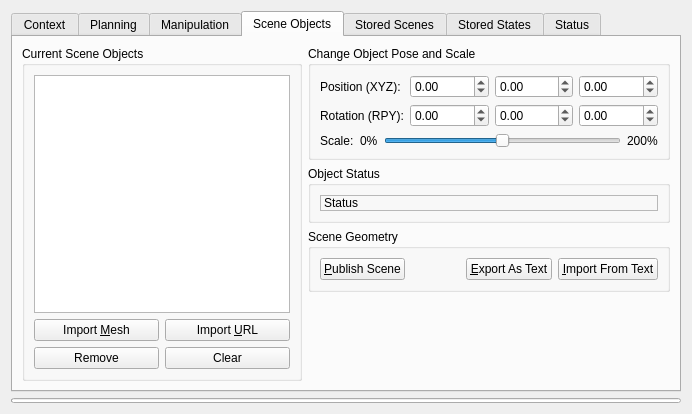
This is moveit_ros/visualization/motion_planning_rviz_plugin/src/ui/motion_planning_rviz_plugin_frame.ui in moveit/moveit as Qt 5 draws it before an edit. The edited form follows.
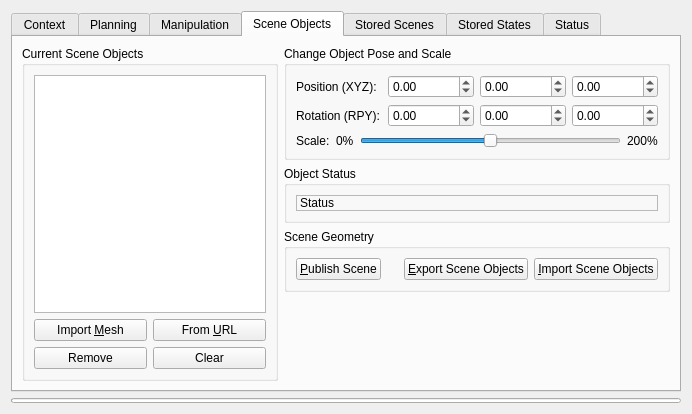
This is the edited form. The open tabs and pages were chosen to show the change. Custom widgets are drawn as their Qt base class.

Commit message:
Alternative button naming
clang-format

The edit to the form file:
```diff
--- a/moveit_ros/visualization/motion_planning_rviz_plugin/src/ui/motion_planning_rviz_plugin_frame.ui
+++ b/moveit_ros/visualization/motion_planning_rviz_plugin/src/ui/motion_planning_rviz_plugin_frame.ui
@@ -1171,14 +1171,20 @@
           <item>
            <widget class="QPushButton" name="export_scene_text_button">
             <property name="text">
-             <string>&amp;Export As Text</string>
+             <string>&amp;Export Scene Objects</string>
+            </property>
+            <property name="toolTip">
+             <string>Export scene geometry to a .scene file (only geometry information is preserved)</string>
             </property>
            </widget>
           </item>
           <item>
            <widget class="QPushButton" name="import_scene_text_button">
             <property name="text">
-             <string>&amp;Import From Text</string>
+             <string>&amp;Import Scene Objects</string>
+            </property>
+            <property name="toolTip">
+             <string>Import scene geometry from a .scene file (only geometry information is preserved)</string>
             </property>
            </widget>
           </item>
@@ -1197,7 +1203,10 @@
           <item row="1" column="1">
            <widget class="QPushButton" name="import_object_url_button">
             <property name="text">
-             <string>Import &amp;URL</string>
+             <string>From &amp;URL</string>
+            </property>
+            <property name="toolTip">
+             <string>Import a mesh from a URL</string>
             </property>
            </widget>
           </item>
```
Left out of the diff: 3 changed lines with no effect on the pictures. The commit also changes 1 other file.
